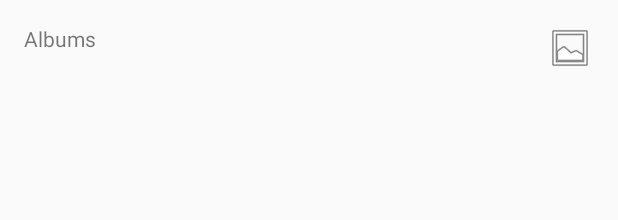
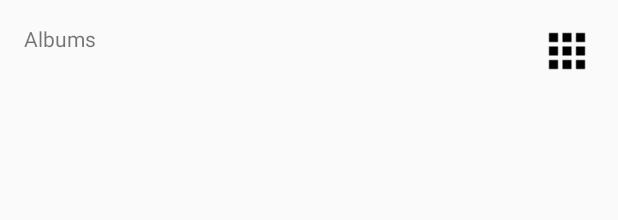
Before and after one commit to flavius-mester/doji-music-app, an Android app: the layout activity_main.xml on its own in the app's theme, with its tools: preview values and no code run, on a phone screen of 412 x 824 dp. Shown: the top 220 px of the screen. Run offline under Robolectric (Android 15) with nearby library versions, the phone set to English and light mode, and no system bars.

Commit message:
Add animation to albums toggle

```diff
--- a/app/src/main/java/doji/music/AlbumViewHolder.kt
+++ b/app/src/main/java/doji/music/AlbumViewHolder.kt
@@ -13,7 +13,6 @@ class AlbumViewHolder(itemView: View, val listener: (Album) -> Unit) : RecyclerV
     }
     fun bindView(album: Album) {
         this.album = album
-
         itemView.label.text = album.name
         val picasso = Picasso.get()
         picasso.setLoggingEnabled(true)
--- a/app/src/main/java/doji/music/AlbumsAdapter.kt
+++ b/app/src/main/java/doji/music/AlbumsAdapter.kt
@@ -16,4 +16,10 @@ class AlbumsAdapter(val albums: MutableList<Album> = mutableListOf(), val listen
     override fun onBindViewHolder(holder: AlbumViewHolder, position: Int) {
         holder.bindView(albums.get(position))
     }
+
+    fun updateData(albums: List<Album>) {
+        this.albums.clear()
+        this.albums.addAll(albums)
+        notifyDataSetChanged()
+    }
 }
--- a/app/src/main/res/layout/activity_main.xml
+++ b/app/src/main/res/layout/activity_main.xml
@@ -14,15 +14,6 @@
         android:layout_height="wrap_content"
         android:text="Albums"/>
 
-    <ImageView
-        android:id="@+id/toggleLayout"
-        app:layout_constraintTop_toTopOf="parent"
-        app:layout_constraintRight_toRightOf="parent"
-        android:layout_margin="@dimen/common_spacing"
-        android:layout_width="wrap_content"
-        android:layout_height="wrap_content"
-        android:src="@android:drawable/ic_menu_gallery" />
-
     <androidx.recyclerview.widget.RecyclerView
         android:layout_marginTop="@dimen/common_spacing"
         app:layout_constraintTop_toBottomOf="@id/toggleLayout"
@@ -33,4 +24,16 @@
         android:layout_height="wrap_content"
         android:layout_width="match_parent" />
 
+
+    <ImageView
+        android:clickable="true"
+        android:focusable="true"
+        android:id="@+id/toggleLayout"
+        app:layout_constraintTop_toTopOf="parent"
+        app:layout_constraintRight_toRightOf="parent"
+        android:layout_margin="@dimen/common_spacing"
+        android:layout_width="wrap_content"
+        android:layout_height="wrap_content"
+        android:src="@drawable/menu" />
+
 </androidx.constraintlayout.widget.ConstraintLayout>
--- a/app/src/main/res/layout/album_item.xml
+++ b/app/src/main/res/layout/album_item.xml
@@ -8,9 +8,8 @@
 
     <ImageView
         android:id="@+id/imageView"
-        android:adjustViewBounds="true"
-        android:layout_width="match_parent"
-        android:layout_height="wrap_content"/>
+        android:layout_width="wrap_content"
+        android:layout_height="200dp"/>
     <TextView
         android:layout_marginTop="@dimen/common_spacing"
         android:id="@+id/label"
```
Also changed, not shown: app/src/main/java/doji/music/AlbumsActivity.kt (+14 -6 lines), app/src/main/java/doji/music/GridItemAnimator.kt (added, +10 -0 lines), app/src/main/res/drawable/menu.png (added).
